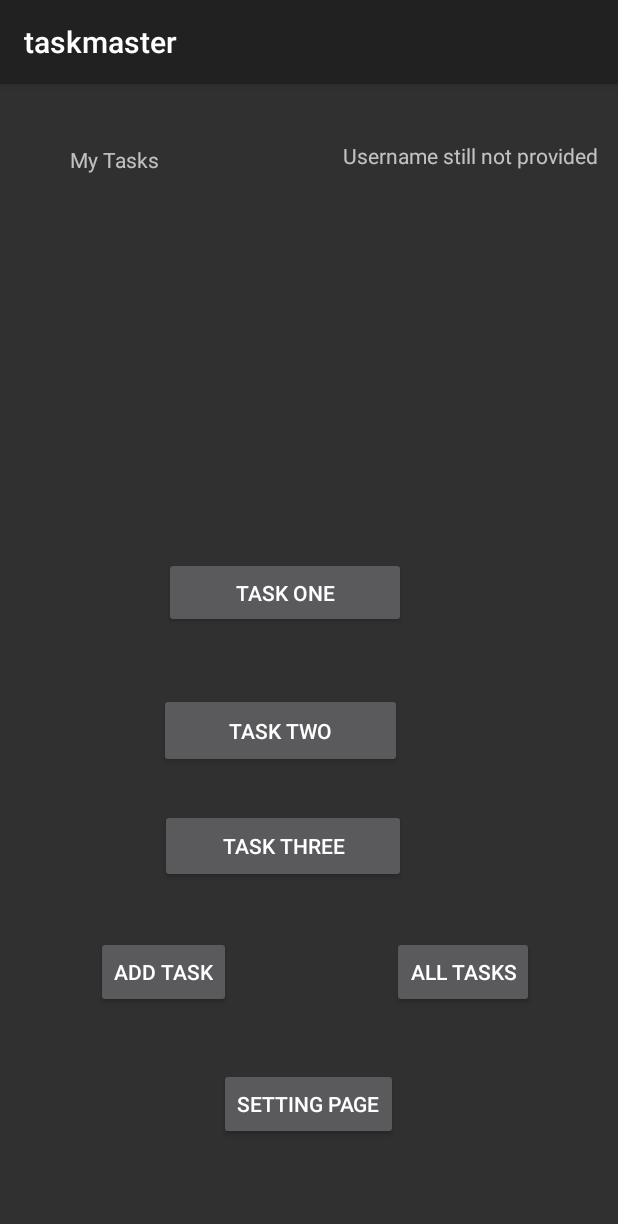
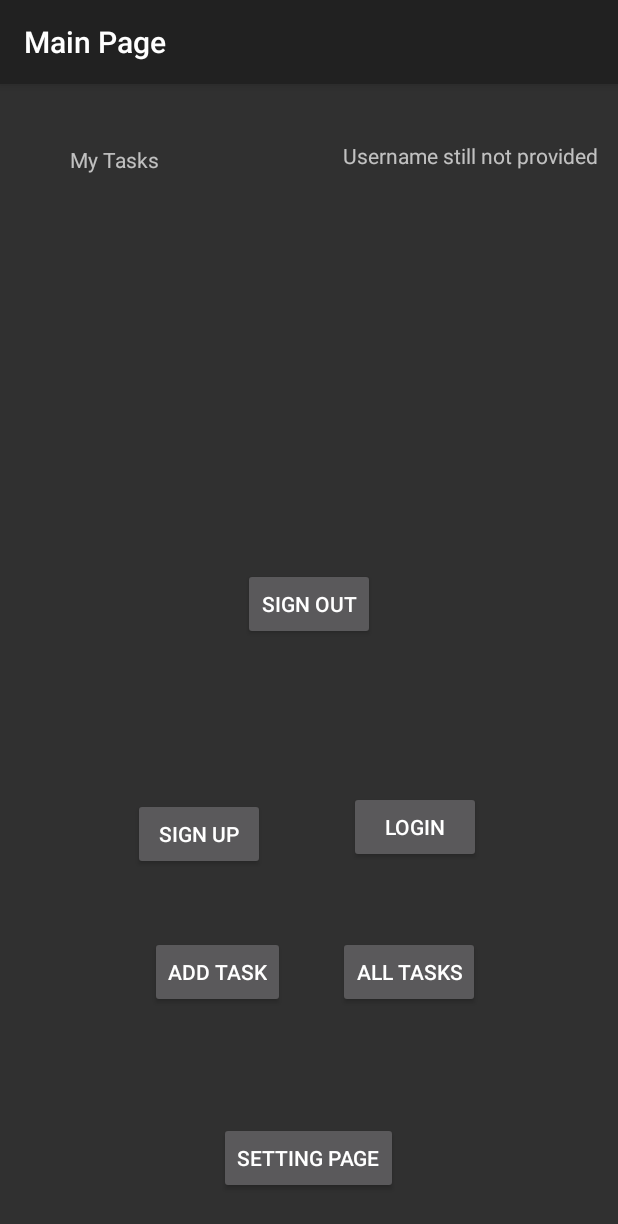
Before and after one commit to muhmadJaradat/taskmaster, an Android app: the screen it shows after launch (MainActivity), on a phone screen of 412 x 824 dp. Shown: the top 1224 px of the screen. Run offline under Robolectric (Android 15) with nearby library versions, the phone set to English and light mode, and no system bars; libraries missing offline, so code that uses them is left out: com.amplifyframework.api, com.amplifyframework.auth, com.amplifyframework.core; 4 statements that could not run were skipped.

Commit message:
adding lab36

```diff
--- a/app/build.gradle
+++ b/app/build.gradle
@@ -47,6 +47,8 @@ dependencies {
     implementation 'com.amplifyframework:core:1.24.0'
     implementation 'com.amplifyframework:aws-api:1.24.0'
     implementation 'com.amplifyframework:aws-datastore:1.24.0'
+    implementation 'com.amplifyframework:aws-auth-cognito:1.24.0'
+
 
     def room_version = "2.3.0"
     implementation 'androidx.multidex:multidex:2.0.1'
--- a/app/src/main/java/com/example/taskmaster/AddTask.java
+++ b/app/src/main/java/com/example/taskmaster/AddTask.java
@@ -40,6 +40,8 @@ public class AddTask extends AppCompatActivity {
         list = new ArrayList<>();
         list.add("");
 
+        getSupportActionBar().setDisplayHomeAsUpEnabled(true);
+        getSupportActionBar().setTitle("Add New Task");
 
         setContentView(R.layout.activity_add_task);
         spinner = findViewById(R.id.spinner);
--- a/app/src/main/res/layout/activity_main.xml
+++ b/app/src/main/res/layout/activity_main.xml
@@ -24,103 +24,67 @@
         android:layout_width="wrap_content"
         android:layout_height="wrap_content"
         android:layout_marginStart="64dp"
+        android:layout_marginLeft="64dp"
         android:text="ADD TASK"
         app:layout_constraintBottom_toBottomOf="parent"
-        app:layout_constraintEnd_toStartOf="@+id/button2"
+        app:layout_constraintEnd_toStartOf="@+id/all_tasks"
         app:layout_constraintHorizontal_bias="0.5"
         app:layout_constraintStart_toStartOf="parent"
         app:layout_constraintTop_toTopOf="parent"
         app:layout_constraintVertical_bias="0.789"
-        tools:ignore="HardcodedText,MissingConstraints,UnknownId" />
+        tools:ignore="MissingConstraints"/>
 
     <Button
         android:id="@+id/all_tasks"
         android:layout_width="wrap_content"
         android:layout_height="wrap_content"
         android:layout_marginEnd="56dp"
+        android:layout_marginRight="56dp"
         android:text="ALL TASKS"
         app:layout_constraintBottom_toBottomOf="parent"
         app:layout_constraintEnd_toEndOf="parent"
         app:layout_constraintHorizontal_bias="0.5"
-        app:layout_constraintStart_toEndOf="@+id/button1"
+        app:layout_constraintStart_toEndOf="@+id/add_task"
         app:layout_constraintTop_toTopOf="parent"
         app:layout_constraintVertical_bias="0.789"
-        tools:ignore="HardcodedText,MissingConstraints,UnknownId" />
+        tools:ignore="MissingConstraints" />
 
     <TextView
         android:id="@+id/tasks_text"
         android:layout_width="wrap_content"
         android:layout_height="wrap_content"
         android:layout_marginBottom="56dp"
-        android:text="@string/my_tasks"
+        android:text="My Tasks"
         app:layout_constraintBottom_toTopOf="@+id/rvTasks"
         app:layout_constraintEnd_toEndOf="parent"
         app:layout_constraintHorizontal_bias="0.133"
         app:layout_constraintStart_toStartOf="parent" />
 
-    <Button
-        android:id="@+id/taskOne"
-        android:layout_width="161dp"
-        android:layout_height="47dp"
-        android:onClick="TaskDetailRedirect"
-        android:text="@string/task_one"
-        app:layout_constraintBottom_toBottomOf="parent"
-        app:layout_constraintEnd_toEndOf="parent"
-        app:layout_constraintHorizontal_bias="0.436"
-        app:layout_constraintStart_toStartOf="parent"
-        app:layout_constraintTop_toTopOf="parent"
-        app:layout_constraintVertical_bias="0.438" />
 
-    <Button
-        android:id="@+id/taskTwo"
-        android:layout_width="162dp"
-        android:layout_height="50dp"
-        android:onClick="TaskDetailRedirect"
-        android:text="@string/task_two"
-        app:layout_constraintBottom_toBottomOf="parent"
-        app:layout_constraintEnd_toEndOf="parent"
-        app:layout_constraintHorizontal_bias="0.425"
-        app:layout_constraintStart_toStartOf="parent"
-        app:layout_constraintTop_toTopOf="parent"
-        app:layout_constraintVertical_bias="0.565" />
 
-    <Button
-        android:id="@+id/taskThree"
-        android:layout_width="164dp"
-        android:layout_height="49dp"
-        android:onClick="TaskDetailRedirect"
-        android:text="@string/task_three"
-        app:layout_constraintBottom_toBottomOf="parent"
-        app:layout_constraintEnd_toEndOf="parent"
-        app:layout_constraintHorizontal_bias="0.429"
-        app:layout_constraintStart_toStartOf="parent"
-        app:layout_constraintTop_toTopOf="parent"
-        app:layout_constraintVertical_bias="0.673" />
 
     <Button
         android:layout_width="wrap_content"
         android:layout_height="wrap_content"
         android:layout_marginBottom="28dp"
         android:onClick="goToSettingPage"
-        android:text="@string/setting_page"
+        android:text="Setting Page"
         app:layout_constraintBottom_toBottomOf="parent"
         app:layout_constraintEnd_toEndOf="parent"
         app:layout_constraintHorizontal_bias="0.498"
-        app:layout_constraintStart_toStartOf="parent"
-        app:layout_constraintTop_toBottomOf="@+id/taskThree"
-        app:layout_constraintVertical_bias="0.774" />
+        app:layout_constraintStart_toStartOf="parent" />
 
     <TextView
         android:id="@+id/shared_user_name"
         android:layout_width="wrap_content"
         android:layout_height="wrap_content"
-        android:text="@string/display_username"
+        android:text="display username"
         app:layout_constraintBottom_toTopOf="@+id/rvTasks"
         app:layout_constraintEnd_toEndOf="parent"
         app:layout_constraintHorizontal_bias="0.946"
         app:layout_constraintStart_toStartOf="parent"
         app:layout_constraintTop_toTopOf="parent"
-        app:layout_constraintVertical_bias="0.392" />
+        app:layout_constraintVertical_bias="0.392"  />
 
     <androidx.recyclerview.widget.RecyclerView
         android:id="@+id/rvTasks"
@@ -128,12 +92,43 @@
         android:layout_height="101dp"
         android:layout_marginStart="2dp"
         android:layout_marginTop="116dp"
-        app:layout_constraintBottom_toTopOf="@+id/taskOne"
         app:layout_constraintEnd_toEndOf="parent"
         app:layout_constraintHorizontal_bias="1.0"
         app:layout_constraintStart_toStartOf="parent"
-        app:layout_constraintTop_toTopOf="parent"
-        app:layout_constraintVertical_bias="0.0" />
+        app:layout_constraintTop_toTopOf="parent" />
 
+    <Button
+        android:id="@+id/signUpMain"
+        android:layout_width="wrap_content"
+        android:layout_height="wrap_content"
+        android:layout_marginBottom="44dp"
+        android:text="Sign Up"
+        app:layout_constraintBottom_toTopOf="@+id/add_task"
+        app:layout_constraintEnd_toEndOf="parent"
+        app:layout_constraintHorizontal_bias="0.274"
+        app:layout_constraintStart_toStartOf="parent" />
+
+    <Button
+        android:id="@+id/mainLoginButton"
+        android:layout_width="wrap_content"
+        android:layout_height="wrap_content"
+        android:text="Login"
+        app:layout_constraintBottom_toTopOf="@+id/all_tasks"
+        app:layout_constraintEnd_toEndOf="parent"
+        app:layout_constraintHorizontal_bias="0.719"
+        app:layout_constraintStart_toStartOf="parent"
+        app:layout_constraintTop_toBottomOf="@+id/rvTasks"
+        app:layout_constraintVertical_bias="0.839" />
+
+    <Button
+        android:id="@+id/mainSignOut"
+        android:layout_width="wrap_content"
+        android:layout_height="wrap_content"
+        android:text="Sign out"
+        app:layout_constraintBottom_toTopOf="@+id/signUpMain"
+        app:layout_constraintEnd_toEndOf="parent"
+        app:layout_constraintHorizontal_bias="0.5"
+        app:layout_constraintStart_toStartOf="parent"
+        app:layout_constraintTop_toBottomOf="@+id/rvTasks" />
 
 </androidx.constraintlayout.widget.ConstraintLayout>
```
Also changed, not shown: app/src/main/AndroidManifest.xml (+13 -2 lines), app/src/main/java/com/example/taskmaster/ConfirmSignUp.java (added, +34 -0 lines), app/src/main/java/com/example/taskmaster/LogIn.java (added, +43 -0 lines), app/src/main/java/com/example/taskmaster/MainActivity.java (+58 -26 lines), app/src/main/java/com/example/taskmaster/SignUp.java (added, +40 -0 lines), app/src/main/res/layout/activity_confirm_sign_up.xml (added, +43 -0 lines), app/src/main/res/layout/activity_log_in.xml (added, +67 -0 lines), app/src/main/res/layout/activity_sign_up.xml (added, +91 -0 lines), 6 other files.
